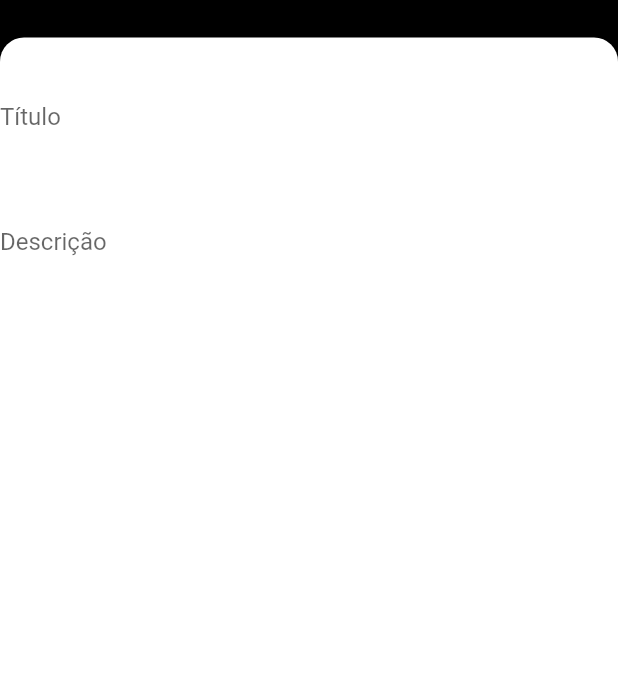
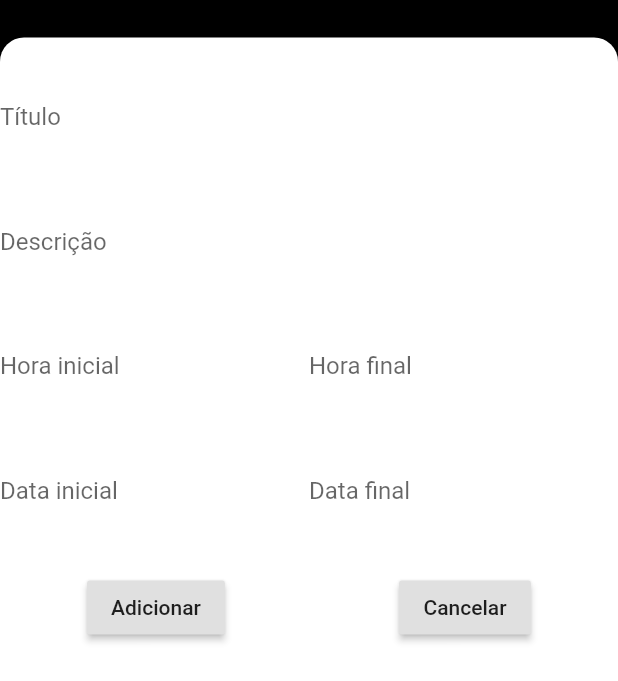
Before and after one commit to kelvingarcia/compiti, a Flutter app: the screen it shows after launch, after a tap on the "add" icon, on a phone screen of 412 x 824 dp. Shown: the top 681 px of the screen. Run offline on Flutter 3.47's test engine with Material 2 defaults, Android fonts, the phone set to English and light mode, and no system bars; our stand-ins replace sqflite; accounts and stored records are empty.

Commit message:
inserindo mais informações ao formulario de evento, mudanças na model de eventos, criação da dao e persistindo dados do formulario no db

```diff
--- /dev/null
+++ b/lib/database/app_database.dart
@@ -0,0 +1,14 @@
+import 'package:compiti_2/database/evento_dao.dart';
+import 'package:path/path.dart';
+import 'package:sqflite/sqflite.dart';
+
+Future<Database> getDatabase() async {
+  final String path = join(await getDatabasesPath(), 'compiti.db');
+  return openDatabase(
+    path,
+    onCreate: (db, version) {
+      db.execute(EventoDao.tableSql);
+    },
+    version: 1,
+  );
+}
--- /dev/null
+++ b/lib/database/evento_dao.dart
@@ -0,0 +1,87 @@
+import 'package:compiti_2/models/evento.dart';
+import 'package:compiti_2/models/evento_status.dart';
+import 'package:flutter/material.dart';
+import 'package:sqflite/sqflite.dart';
+
+import 'app_database.dart';
+
+class EventoDao {
+  static const String tableSql = 'CREATE TABLE $_tableName('
+      '$_id INTEGER PRIMARY KEY, '
+      '$_titulo TEXT, '
+      '$_descricao TEXT,'
+      '$_horaInicial TEXT,'
+      '$_horaFinal TEXT,'
+      '$_dataInicial TEXT,'
+      '$_dataFinal TEXT,'
+      '$_status TEXT)';
+  static const String _tableName = 'events';
+  static const String _id = 'id';
+  static const String _titulo = 'titulo';
+  static const String _descricao = 'descricao';
+  static const String _horaInicial = 'hora_inicial';
+  static const String _horaFinal = 'hora_final';
+  static const String _dataInicial = 'data_inicial';
+  static const String _dataFinal = 'data_final';
+  static const String _status = 'status';
+
+  Future<int> save(Evento evento) async {
+    final Database db = await getDatabase();
+    Map<String, dynamic> eventoMap = _toMap(evento);
+    return db.insert(_tableName, eventoMap);
+  }
+
+  Future<List<Evento>> findAll() async {
+    final Database db = await getDatabase();
+    final List<Map<String, dynamic>> result = await db.query(_tableName);
+    List<Evento> eventos = _toList(result);
+    return eventos;
+  }
+
+  Map<String, dynamic> _toMap(Evento evento) {
+    final Map<String, dynamic> eventoMap = Map();
+    eventoMap[_titulo] = evento.titulo;
+    eventoMap[_descricao] = evento.descricao;
+    eventoMap[_horaInicial] = evento.horaInicial.toString();
+    eventoMap[_horaFinal] = evento.horaFinal.toString();
+    eventoMap[_dataInicial] = evento.dataInicial.toString();
+    eventoMap[_dataFinal] = evento.dataFinal.toString();
+    eventoMap[_status] = evento.eventoStatus.toString();
+    return eventoMap;
+  }
+
+  List<Evento> _toList(List<Map<String, dynamic>> result) {
+    final List<Evento> eventos = List();
+    for (Map<String, dynamic> row in result) {
+      var dataInicialSplit =
+          row[_dataInicial].toString().substring(0, 10).split('-');
+      var dataFinalSplit =
+          row[_dataFinal].toString().substring(0, 10).split('-');
+      final Evento evento = Evento(
+        row[_id],
+        row[_titulo],
+        row[_descricao],
+        row[_horaInicial],
+        row[_horaFinal],
+        DateTime(
+          int.parse(dataInicialSplit.elementAt(0)),
+          int.parse(dataInicialSplit.elementAt(1)),
+          int.parse(dataInicialSplit.elementAt(2)),
+        ),
+        DateTime(
+          int.parse(dataFinalSplit.elementAt(0)),
+          int.parse(dataFinalSplit.elementAt(1)),
+          int.parse(dataFinalSplit.elementAt(2)),
+        ),
+        EventoStatus.agendado,
+      );
+      eventos.add(evento);
+    }
+    return eventos;
+  }
+
+  void deleteAll() async {
+    final Database db = await getDatabase();
+    db.delete(_tableName);
+  }
+}
--- a/lib/main.dart
+++ b/lib/main.dart
@@ -1,6 +1,6 @@
-import 'package:compiti_2/screens/form/evento_form.dart';
 import 'package:flutter/material.dart';
 
+import 'database/evento_dao.dart';
 import 'screens/dashboard/dashboard.dart';
 
 void main() {
@@ -8,9 +8,13 @@ void main() {
 }
 
 class MyApp extends StatelessWidget {
+  final EventoDao _dao = EventoDao();
   // This widget is the root of your application.
   @override
   Widget build(BuildContext context) {
+    _dao.findAll().then((list){
+      list.forEach((evento) => debugPrint(evento.toString()));
+    });
     return MaterialApp(
       title: 'Flutter Demo',
       theme: ThemeData(
--- a/lib/models/evento.dart
+++ b/lib/models/evento.dart
@@ -1,6 +1,22 @@
+import 'package:flutter/material.dart';
+
+import 'evento_status.dart';
+
 class Evento {
+  final int id;
   final String titulo;
   final String descricao;
+  final String horaInicial;
+  final String horaFinal;
+  final DateTime dataInicial;
+  final DateTime dataFinal;
+  final EventoStatus eventoStatus;
 
-  Evento(this.titulo, this.descricao);
+  Evento(this.id, this.titulo, this.descricao, this.horaInicial, this.horaFinal,
+      this.dataInicial, this.dataFinal, this.eventoStatus);
+
+  @override
+  String toString() {
+    return 'Evento{id: $id, titulo: $titulo, descricao: $descricao, horaInicial: $horaInicial, horaFinal: $horaFinal, dataInicial: $dataInicial, dataFinal: $dataFinal, eventoStatus: $eventoStatus}';
+  }
 }
--- /dev/null
+++ b/lib/models/evento_status.dart
@@ -0,0 +1,5 @@
+enum EventoStatus{
+  agendado,
+  feito,
+  nao_feito
+}
--- a/lib/screens/dashboard/dashboard.dart
+++ b/lib/screens/dashboard/dashboard.dart
@@ -1,3 +1,4 @@
+import 'package:compiti_2/database/evento_dao.dart';
 import 'package:compiti_2/models/toggle_status.dart';
 import 'package:compiti_2/screens/dashboard/calendario_mes.dart';
 import 'package:compiti_2/screens/dashboard/eventos_dia.dart';
--- a/lib/screens/dashboard/eventos_dia.dart
+++ b/lib/screens/dashboard/eventos_dia.dart
@@ -1,4 +1,5 @@
 import 'package:compiti_2/models/evento.dart';
+import 'package:compiti_2/models/evento_status.dart';
 import 'package:compiti_2/screens/dashboard/item_evento.dart';
 import 'package:compiti_2/screens/dashboard/toggle_dashboard.dart';
 import 'package:flutter/material.dart';
@@ -14,7 +15,7 @@ class _EventosDiaState extends State<EventosDia> {
   @override
   void initState() {
     for (int i = 0; i < 15; i++) {
-      listaEventos.add(Evento('teste', 'teste'));
+      listaEventos.add(Evento(0, 'teste', 'teste', 'teste', 'TimeOfDay.now()', DateTime.now(), DateTime.now(), EventoStatus.agendado));
     }
     super.initState();
   }
--- a/lib/screens/dashboard/todos_eventos.dart
+++ b/lib/screens/dashboard/todos_eventos.dart
@@ -1,3 +1,4 @@
+import 'package:compiti_2/models/evento_status.dart';
 import 'package:flutter/material.dart';
 
 import '../../models/evento.dart';
@@ -20,7 +21,7 @@ class _TodosEventosState extends State<TodosEventos> {
   @override
   void initState() {
     for (int i = 0; i < 15; i++) {
-      listaEventos.add(Evento('teste', 'teste'));
+      listaEventos.add(Evento(0, 'teste', 'teste', 'TimeOfDay.now()', 'TimeOfDay.now()', DateTime.now(), DateTime.now(), EventoStatus.agendado));
     }
     super.initState();
   }
--- a/lib/screens/form/evento_form.dart
+++ b/lib/screens/form/evento_form.dart
@@ -1,6 +1,22 @@
+import 'package:compiti_2/database/evento_dao.dart';
+import 'package:compiti_2/models/evento.dart';
+import 'package:compiti_2/models/evento_status.dart';
 import 'package:flutter/material.dart';
 
-class EventoForm extends StatelessWidget {
+class EventoForm extends StatefulWidget {
+  @override
+  _EventoFormState createState() => _EventoFormState();
+}
+
+class _EventoFormState extends State<EventoForm> {
+  final TextEditingController _tituloController = TextEditingController();
+  final TextEditingController _descricaoController = TextEditingController();
+  final TextEditingController _horaInicialController = TextEditingController();
+  final TextEditingController _horaFinalController = TextEditingController();
+  final TextEditingController _dataInicialController = TextEditingController();
+  final TextEditingController _dataFinalController = TextEditingController();
+  final EventoDao _dao = EventoDao();
+
   @override
   Widget build(BuildContext context) {
     return Stack(
@@ -33,6 +49,7 @@ class EventoForm extends StatelessWidget {
                   Padding(
                     padding: EdgeInsets.only(top: 24.0),
                     child: TextField(
+                      controller: _tituloController,
                       decoration: InputDecoration(
                         border: InputBorder.none,
                         labelText: 'Título',
@@ -42,17 +59,109 @@ class EventoForm extends StatelessWidget {
                   Padding(
                     padding: EdgeInsets.only(top: 24.0),
                     child: TextField(
+                      controller: _descricaoController,
                       decoration: InputDecoration(
                         border: InputBorder.none,
                         labelText: 'Descrição',
                       ),
                     ),
                   ),
+                  Padding(
+                    padding: EdgeInsets.only(top: 24.0),
+                    child: Row(
+                      children: <Widget>[
+                        Expanded(
+                          child: TextField(
+                            controller: _horaInicialController,
+                            keyboardType: TextInputType.number,
+                            decoration: InputDecoration(
+                              border: InputBorder.none,
+                              labelText: 'Hora inicial',
+                            ),
+                          ),
+                        ),
+                        Expanded(
+                          child: TextField(
+                            controller: _horaFinalController,
+                            keyboardType: TextInputType.number,
+                            decoration: InputDecoration(
+                              border: InputBorder.none,
+                              labelText: 'Hora final',
+                            ),
+                          ),
+                        ),
+                      ],
+                    ),
+                  ),
+                  Padding(
+                    padding: EdgeInsets.only(top: 24.0),
+                    child: Row(
+                      children: <Widget>[
+                        Expanded(
+                          child: TextField(
+                            controller: _dataInicialController,
+                            decoration: InputDecoration(
+                              border: InputBorder.none,
+                              labelText: 'Data inicial',
+                            ),
+                          ),
+                        ),
+                        Expanded(
+                          child: TextField(
+                            controller: _dataFinalController,
+                            decoration: InputDecoration(
+                              border: InputBorder.none,
+                              labelText: 'Data final',
+                            ),
+                          ),
+                        ),
+                      ],
+                    ),
+                  ),
+                  Padding(
+                    padding: EdgeInsets.only(top: 24.0),
+                    child: Row(
+                      mainAxisAlignment: MainAxisAlignment.spaceAround,
+                      children: <Widget>[
+                        RaisedButton(
+                          child: Text('Adicionar'),
+                          onPressed: () {
+                            var dataInicialSplit = _dataInicialController.text.split('/');
+                            var dataFinalSplit = _dataFinalController.text.split('/');
+                            _dao.save(
+                              Evento(
+                                0,
+                                _tituloController.text,
+                                _descricaoController.text,
+                                _horaInicialController.text,
+                                _horaFinalController.text,
+                                DateTime(
+                                  int.parse(dataInicialSplit.elementAt(2)),
+                                  int.parse(dataInicialSplit.elementAt(1)),
+                                  int.parse(dataInicialSplit.elementAt(0)),
+                                ),
+                                DateTime(
+                                  int.parse(dataFinalSplit.elementAt(2)),
+                                  int.parse(dataFinalSplit.elementAt(1)),
+                                  int.parse(dataFinalSplit.elementAt(0)),
+                                ),
+                                EventoStatus.agendado,
+                              ),
+                            ).then((id) => Navigator.pop(context));
+                          },
+                        ),
+                        RaisedButton(
+                          onPressed: () => Navigator.pop(context),
+                          child: Text('Cancelar'),
+                        ),
+                      ],
+                    ),
+                  ),
                 ],
               ),
             ),
           ),
-        )
+        ),
       ],
     );
   }
```
